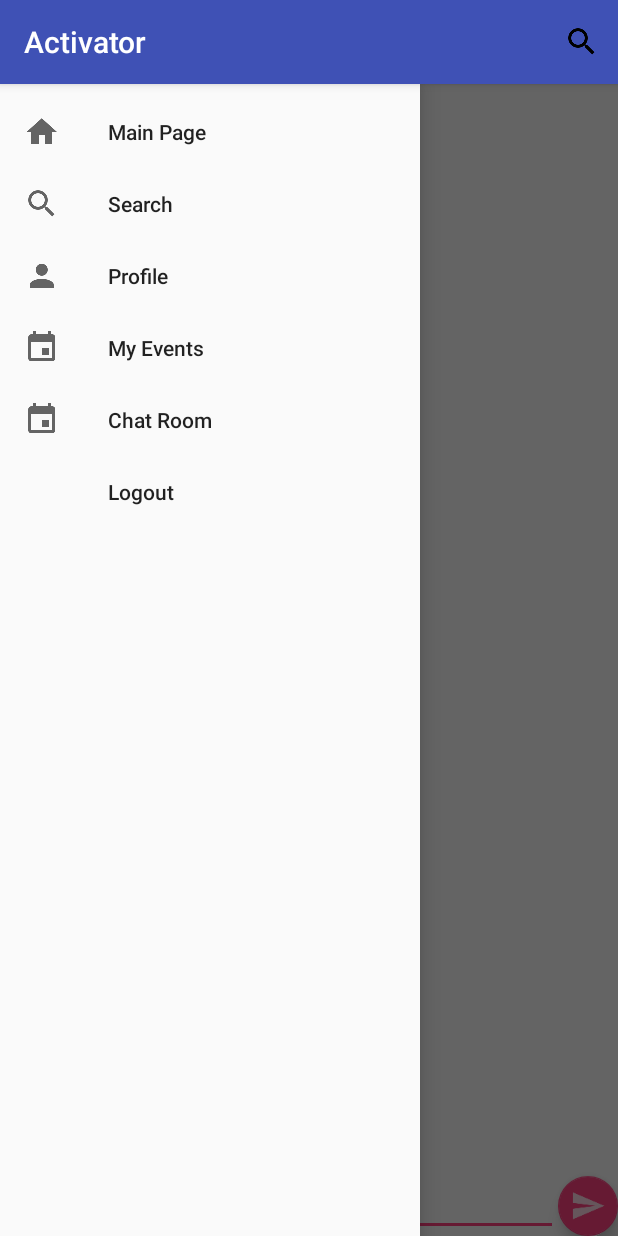
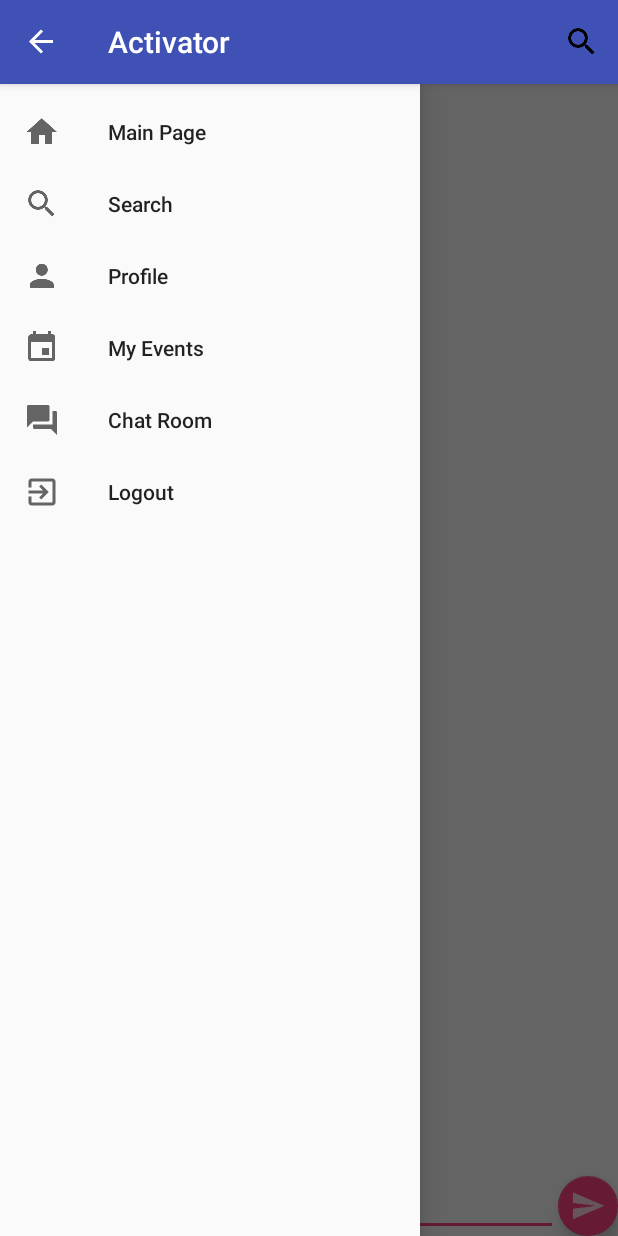
Before and after one commit to TerryIsAProgrammer/comp3330group6, an Android app: the ChatRoom screen opened directly, with no data from a screen before it, with the side drawer open, on a phone screen of 412 x 824 dp. Run offline under Robolectric (Android 15) with nearby library versions, the phone set to English and light mode, and no system bars; our stand-ins replace Firebase (no records; nobody signed in at launch, a user with empty details on screens opened directly); libraries missing offline, so code that uses them is left out: com.firebase.ui; 2 statements that could not run were skipped.

Commit message:
added icons to menu

```diff
--- a/COMP3330mobileapp/app/src/main/java/group6/comp3330mobileapp/ChatRoom.java
+++ b/COMP3330mobileapp/app/src/main/java/group6/comp3330mobileapp/ChatRoom.java
@@ -1,6 +1,8 @@
 package group6.comp3330mobileapp;
 
 import android.support.design.widget.FloatingActionButton;
+import android.support.v4.widget.DrawerLayout;
+import android.support.v7.app.ActionBarDrawerToggle;
 import android.support.v7.app.AppCompatActivity;
 import android.os.Bundle;
 import android.text.format.DateFormat;
@@ -22,6 +24,13 @@ public class ChatRoom extends BaseActivity {
     protected void onCreate(Bundle savedInstanceState) {
         super.onCreate(savedInstanceState);
         setContentView(R.layout.chat_room);
+
+        setNavigationViewListener();
+        mDrawerLayout = (DrawerLayout)findViewById(R.id.drawerLayout);
+        mToggle = new ActionBarDrawerToggle(this, mDrawerLayout, R.string.open, R.string.close );
+        mDrawerLayout.addDrawerListener(mToggle);
+        mToggle.syncState();
+        getSupportActionBar().setDisplayHomeAsUpEnabled(true);
 
         GlobalVariable gv = (GlobalVariable)getApplicationContext();
         username = gv.getUserName();
--- /dev/null
+++ b/COMP3330mobileapp/app/src/main/res/drawable/ic_exit_to_app_black_24dp.xml
@@ -0,0 +1,9 @@
+<vector xmlns:android="http://schemas.android.com/apk/res/android"
+        android:width="24dp"
+        android:height="24dp"
+        android:viewportWidth="24.0"
+        android:viewportHeight="24.0">
+    <path
+        android:fillColor="#FF000000"
+        android:pathData="M10.09,15.59L11.5,17l5,-5 -5,-5 -1.41,1.41L12.67,11H3v2h9.67l-2.58,2.59zM19,3H5c-1.11,0 -2,0.9 -2,2v4h2V5h14v14H5v-4H3v4c0,1.1 0.89,2 2,2h14c1.1,0 2,-0.9 2,-2V5c0,-1.1 -0.9,-2 -2,-2z"/>
+</vector>
--- /dev/null
+++ b/COMP3330mobileapp/app/src/main/res/drawable/ic_forum_black_24dp.xml
@@ -0,0 +1,9 @@
+<vector xmlns:android="http://schemas.android.com/apk/res/android"
+        android:width="24dp"
+        android:height="24dp"
+        android:viewportWidth="24.0"
+        android:viewportHeight="24.0">
+    <path
+        android:fillColor="#FF000000"
+        android:pathData="M21,6h-2v9L6,15v2c0,0.55 0.45,1 1,1h11l4,4L22,7c0,-0.55 -0.45,-1 -1,-1zM17,12L17,3c0,-0.55 -0.45,-1 -1,-1L3,2c-0.55,0 -1,0.45 -1,1v14l4,-4h10c0.55,0 1,-0.45 1,-1z"/>
+</vector>
--- a/COMP3330mobileapp/app/src/main/res/layout/chat_room.xml
+++ b/COMP3330mobileapp/app/src/main/res/layout/chat_room.xml
@@ -57,6 +57,7 @@
             android:layout_marginBottom="16dp"
 
 
+
             android:layout_width="match_parent"
             android:layout_height="wrap_content" />
 
--- a/COMP3330mobileapp/app/src/main/res/menu/navigation_menu.xml
+++ b/COMP3330mobileapp/app/src/main/res/menu/navigation_menu.xml
@@ -24,10 +24,11 @@
     <item
         android:id="@+id/nav_chat"
         android:title="Chat Room"
-        android:icon="@mipmap/ic_event_black_24dp"/>
+        android:icon="@drawable/ic_forum_black_24dp"/>
 
     <item
         android:id="@+id/nav_log_out"
-        android:title="Logout" />
+        android:title="Logout"
+        android:icon="@drawable/ic_exit_to_app_black_24dp"/>
 
 </menu>
```
